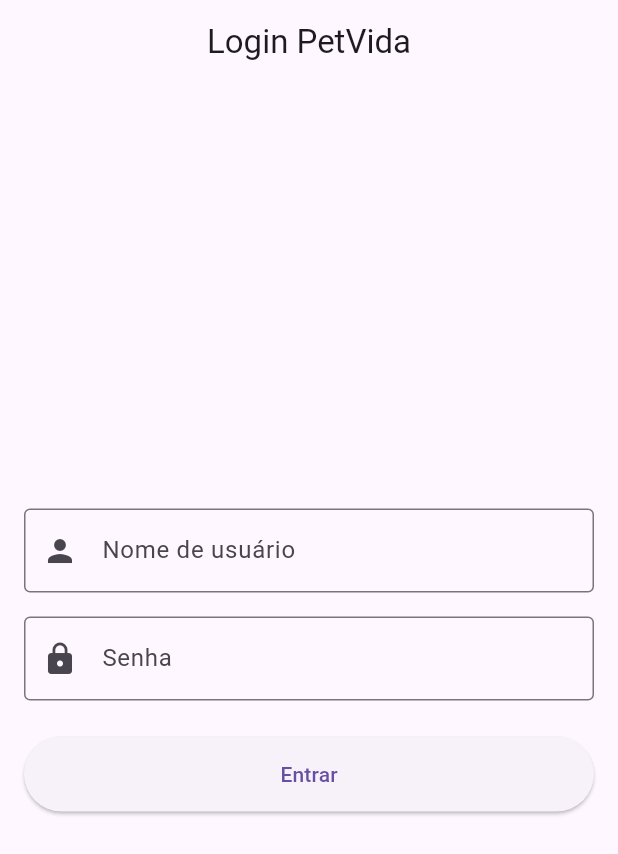
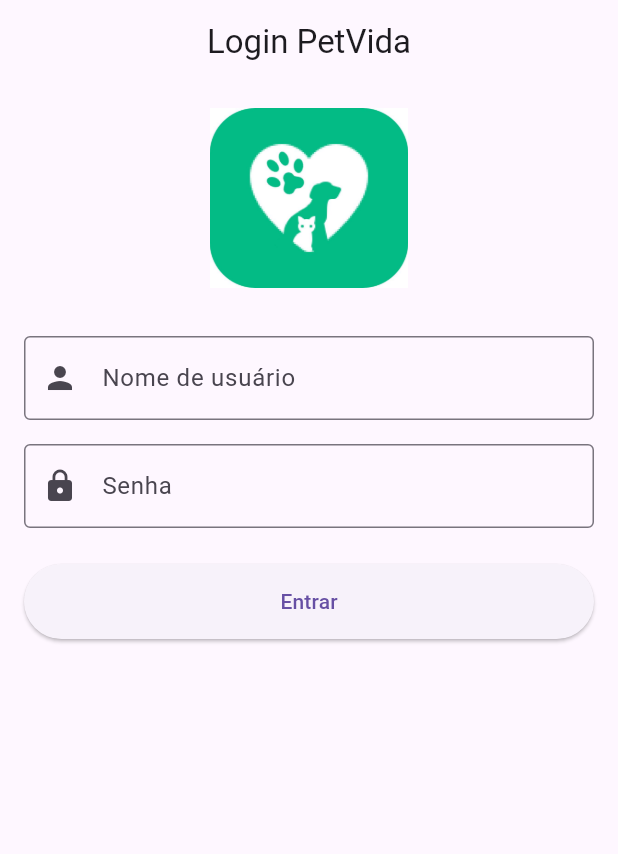
Before and after one commit to CarlosHeiden/api_petvida03, a Flutter app: the screen it shows after launch, on a phone screen of 412 x 824 dp. Shown: the top 854 px of the screen. Run offline on Flutter 3.47's test engine with Material 3 defaults, Android fonts, the light colour scheme and no system bars; our stand-ins replace dio, firebase_core, firebase_messaging, logger, shared_preferences; accounts and stored records are empty.

Commit message:
insrido logo  em tela login

```diff
--- a/lib/screens/login_screen.dart
+++ b/lib/screens/login_screen.dart
@@ -36,7 +36,7 @@ class _LoginScreenState extends State<LoginScreen> {
         ScaffoldMessenger.of(context).showSnackBar(
           const SnackBar(
             content: Text('Login realizado com sucesso!'),
-            backgroundColor: Colors.green,
+            backgroundColor: Color.fromRGBO(76, 175, 80, 1),
           ),
         );
 
@@ -87,11 +87,17 @@ class _LoginScreenState extends State<LoginScreen> {
   Widget build(BuildContext context) {
     return Scaffold(
       appBar: AppBar(title: const Text('Login PetVida'), centerTitle: true),
-      body: Padding(
+      body: SingleChildScrollView(
         padding: const EdgeInsets.all(16.0),
         child: Column(
           mainAxisAlignment: MainAxisAlignment.center,
           children: [
+            // Logo PetVida
+            Image.asset(
+              'assets/images/logo_petvida.jpg',
+              height: 120,
+            ),
+            const SizedBox(height: 32.0), // Espaçamento entre logo e campos
             TextField(
               controller: _usernameController,
               decoration: const InputDecoration(
--- a/pubspec.yaml
+++ b/pubspec.yaml
@@ -35,5 +35,5 @@ flutter:
   # 🖼️ Ative caso use imagens, ícones ou PDF em assets
   assets:
     - assets/
-    - assets/images/
+    - assets/images/logo_petvida.jpg
     - assets/icons/
```
Also changed, not shown: assets/images/logo_petvida.jpg (added), 1 other file.
